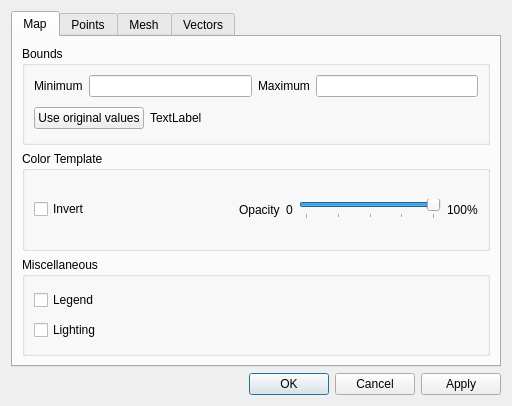
This is src/ui/layer_properties_dialog.ui in IPH-ECO/iph-eco-gui as Qt 5 draws it before an edit. The edited form follows.
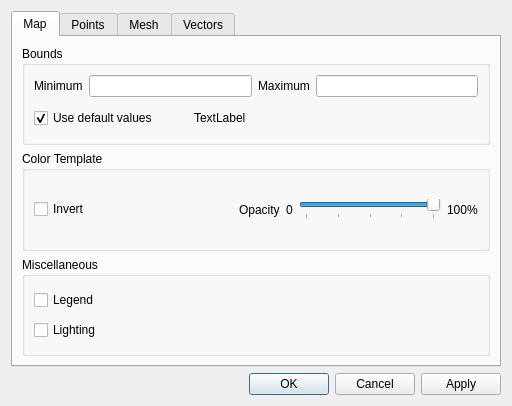
This is the edited form.

Commit message: Layer default values controlled by a checkbox

```diff
--- a/src/ui/layer_properties_dialog.ui
+++ b/src/ui/layer_properties_dialog.ui
@@ -57,12 +57,31 @@
           <item>
            <layout class="QHBoxLayout" name="horizontalLayout">
             <item>
-             <widget class="QPushButton" name="btnUseMapOriginalValues">
+             <widget class="QCheckBox" name="chkUseMapDefaultValues">
               <property name="text">
-               <string>Use original values</string>
+               <string>Use default values</string>
+              </property>
+              <property name="checked">
+               <bool>true</bool>
               </property>
              </widget>
             </item>
+            <item>
+             <spacer name="horizontalSpacer_8">
+              <property name="orientation">
+               <enum>Qt::Horizontal</enum>
+              </property>
+              <property name="sizeType">
+               <enum>QSizePolicy::Fixed</enum>
+              </property>
+              <property name="sizeHint" stdset="0">
+               <size>
+                <width>30</width>
+                <height>20</height>
+               </size>
+              </property>
+             </spacer>
+            </item>
             <item>
              <widget class="QLabel" name="lblMapOriginalValues">
               <property name="text">
```
Left out of the diff: 113 changed lines with no effect on the pictures. The commit also changes 6 other files.
